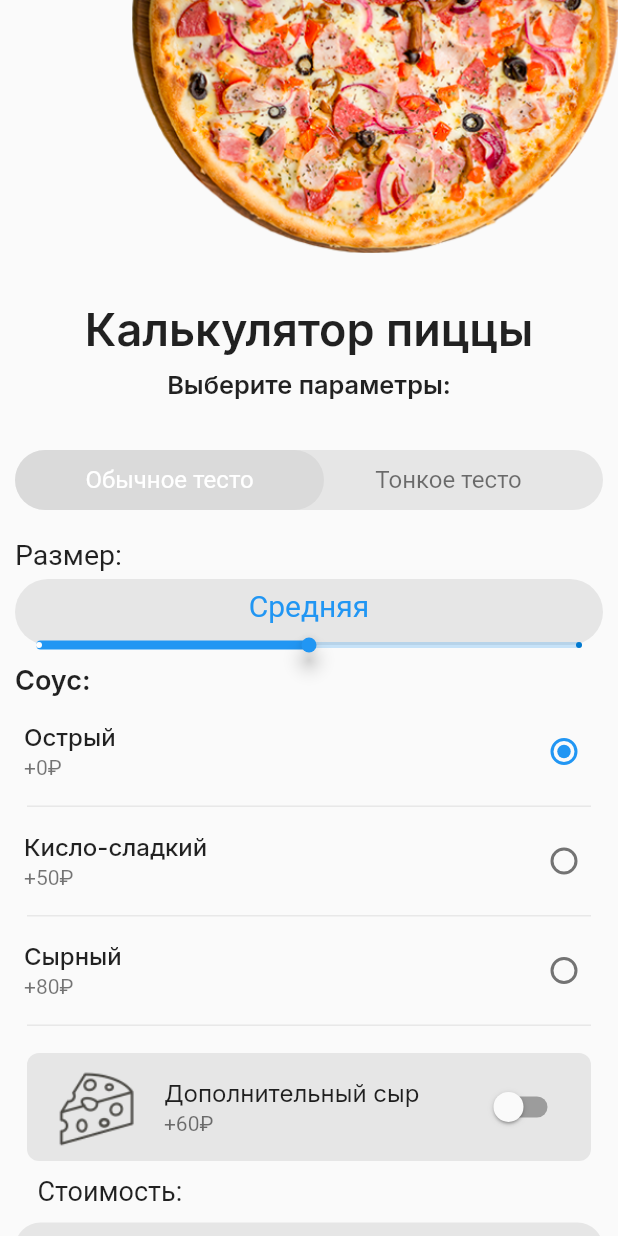
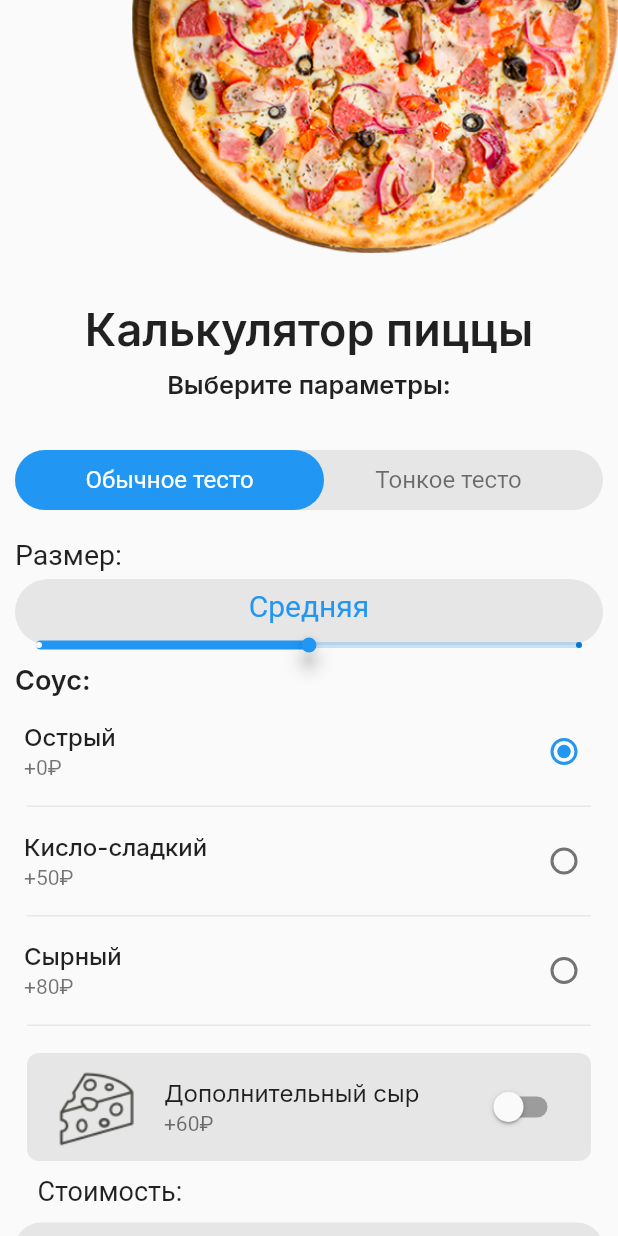
Before and after one commit to turenkodm/lesson4.1, a Flutter app: the screen it shows after launch, after a tap on "Обычное тесто", on a phone screen of 412 x 824 dp. Run offline on Flutter 3.47's test engine with Material 2 defaults, Android fonts, the phone set to English and light mode, and no system bars; our stand-ins replace google_fonts.

Commit message:
Scheme add

```diff
--- a/lib/main.dart
+++ b/lib/main.dart
@@ -22,11 +22,16 @@ class MyApp extends StatelessWidget {
         toggleableActiveColor: Colors.lightGreenAccent,
         brightness: Brightness.dark,
         primaryColor: Colors.white,
+        disabledColor: Colors.white,
+
       ),
       theme: ThemeData(
         brightness: Brightness.light,
         primarySwatch: Colors.blue,
-        toggleableActiveColor: Colors.lightGreenAccent,
+        toggleableActiveColor: Colors.lightGreen,
+        primaryColor: Colors.blue,
+        cardColor: Colors.white,
+        disabledColor: Colors.black54,
 
       ),
       home: ChangeNotifierProvider<UpdateModel>(create: (BuildContext context) => UpdateModel(),
--- a/lib/widgets/dough_stack.dart
+++ b/lib/widgets/dough_stack.dart
@@ -22,9 +22,12 @@ class _DoughStackState extends State<DoughStack> with RestorationMixin {
   @override
   void initState() {
     super.initState();
+    Future.delayed(Duration.zero, () {
+      _regularColor = Colors.white;
+      _thinColor = Colors.black54;
+    });
     _xAlign = -1;
-    _regularColor = Colors.white;
-    _thinColor = Colors.black54;
+
   }
 
 
@@ -47,7 +50,7 @@ class _DoughStackState extends State<DoughStack> with RestorationMixin {
                   width: MediaQuery.of(context).size.width * 0.5,
                   height: 40,
                   decoration: BoxDecoration(
-                    color: Theme.of(context).splashColor,
+                    color: Theme.of(context).primaryColor,
                     borderRadius: BorderRadius.circular(36.0),
                   ),
                 ),
@@ -57,8 +60,8 @@ class _DoughStackState extends State<DoughStack> with RestorationMixin {
                   notifier.summa();
                   notifier.doughPrice = 0.00;
                   _xAlign = -1;
-                  _regularColor = Theme.of(context).primaryColor;
-                  _thinColor = Theme.of(context).splashColor;
+                  _regularColor = Theme.of(context).cardColor;
+                  _thinColor = Theme.of(context).disabledColor;
                 },
                 child: Align(
                   alignment: const Alignment(-1, 0),
@@ -81,8 +84,8 @@ class _DoughStackState extends State<DoughStack> with RestorationMixin {
                   notifier.doughPrice = 100.0;
                   notifier.summa();
                   _xAlign = 1;
-                  _thinColor = Colors.white;
-                  _regularColor = Colors.black54;
+                  _thinColor = Theme.of(context).cardColor;
+                  _regularColor = Theme.of(context).disabledColor;
                 },
                 child: Align(
                   alignment: const Alignment(1, 0),
```
